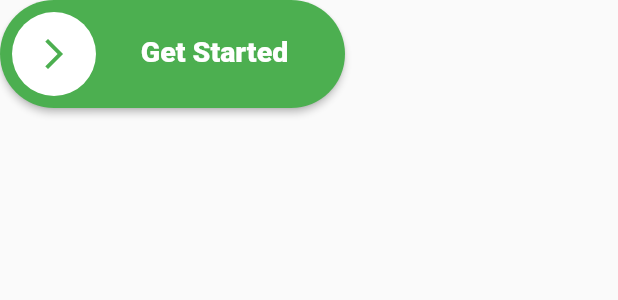
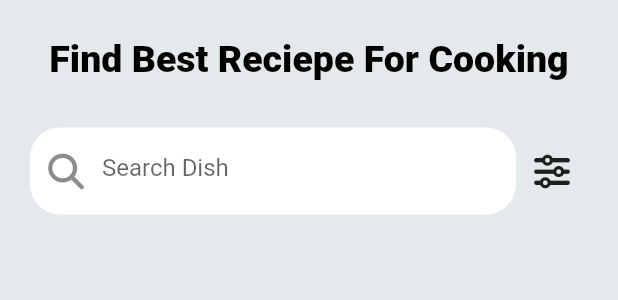
Before and after one commit to milkyascodes/sushi_UI, a Flutter app: what buildFAB() shows on an empty page, opened directly, after a tap on "Get Started", on a phone screen of 412 x 824 dp. Shown: the top 300 px of the screen. Run offline on Flutter 3.47's test engine with Material 2 defaults, Android fonts, the phone set to English and light mode, and no system bars; our stand-ins replace font_awesome_flutter.

Commit message:
HomeScreen: added search bar and modified widgets

```diff
--- a/lib/main.dart
+++ b/lib/main.dart
@@ -71,13 +71,14 @@ class LandingPage extends StatelessWidget {
                           EdgeInsets.symmetric(horizontal: 60, vertical: 30),
                       child: Column(
                         children: [
-                          buildTitle('Baking Experience Like a Chef', 28, 1.4),
+                          buildTitle('Baking Experience Like a Chef', 28, 1.4,
+                              Colors.white, true),
                           SizedBox(height: 20),
                           buildDescription(
                               'Let\'s make a delious dish with the best reciepe for the family',
                               17),
                           SizedBox(height: 40),
-                          buildFAB(),
+                          buildFAB(context),
                           SizedBox(height: 20),
                         ],
                       ),
--- /dev/null
+++ b/lib/screens/home_screen.dart
@@ -0,0 +1,39 @@
+// ignore_for_file: prefer_const_literals_to_create_immutables, prefer_const_constructors
+
+import 'package:flutter/material.dart';
+import 'package:sushi_ui/widget/widgets.dart';
+
+class HomeScreen extends StatefulWidget {
+  const HomeScreen({Key? key}) : super(key: key);
+
+  @override
+  State<HomeScreen> createState() => _HomeScreenState();
+}
+
+class _HomeScreenState extends State<HomeScreen> {
+  @override
+  Widget build(BuildContext context) {
+    return SafeArea(
+      child: Scaffold(
+        backgroundColor: Colors.transparent,
+        body: Container(
+          padding: EdgeInsets.all(20),
+          width: double.infinity,
+          color: Color.fromARGB(255, 228, 233, 235),
+          child: Column(
+            children: [
+              SizedBox(
+                child: buildTitle('Find Best Reciepe For Cooking', 25, 1.4,
+                    Colors.black, false),
+              ),
+              SizedBox(
+                height: 30,
+              ),
+              buildSearch(),
+            ],
+          ),
+        ),
+      ),
+    );
+  }
+}
--- a/lib/widget/widgets.dart
+++ b/lib/widget/widgets.dart
@@ -1,15 +1,20 @@
 // ignore_for_file: unnecessary_new, prefer_const_constructors, prefer_const_literals_to_create_immutables
 
 import 'package:flutter/material.dart';
+import 'package:font_awesome_flutter/font_awesome_flutter.dart';
+import 'package:sushi_ui/screens/home_screen.dart';
 
-Widget buildTitle(String title, double size, double height) {
-  return Text(title,
-      textAlign: TextAlign.center,
-      style: TextStyle(
-          fontSize: size,
-          fontWeight: FontWeight.w800,
-          height: height,
-          color: Colors.white));
+Widget buildTitle(
+    String title, double size, double height, Color color, bool center) {
+  return Text(
+    title,
+    textAlign: center ? TextAlign.center : TextAlign.left,
+    style: TextStyle(
+        fontSize: size,
+        fontWeight: FontWeight.w800,
+        height: height,
+        color: color),
+  );
 }
 
 Widget buildDescription(String description, double size) {
@@ -21,9 +26,14 @@ Widget buildDescription(String description, double size) {
   );
 }
 
-Widget buildFAB() {
+Widget buildFAB(context) {
   return ElevatedButton(
-      onPressed: () {},
+      onPressed: () {
+        Navigator.push(
+          context,
+          MaterialPageRoute(builder: (context) => HomeScreen()),
+        );
+      },
       style: ElevatedButton.styleFrom(
         fixedSize: Size(230, double.infinity),
         primary: Colors.green,
@@ -42,7 +52,29 @@ Widget buildFAB() {
             backgroundColor: Colors.white,
             radius: 28,
           ),
-          Expanded(child: buildTitle('Get Started', 19, 1))
+          Expanded(child: buildTitle('Get Started', 19, 1, Colors.white, true))
         ],
       ));
 }
+
+Widget buildSearch() {
+  return Row(
+    children: [
+      Expanded(
+        child: Container(
+          padding: EdgeInsets.symmetric(vertical: 5),
+          decoration: BoxDecoration(
+              borderRadius: BorderRadius.circular(20), color: Colors.white),
+          child: TextField(
+            decoration: InputDecoration(
+              border: InputBorder.none,
+              prefixIcon: Icon(FontAwesomeIcons.magnifyingGlass),
+              hintText: 'Search Dish',
+            ),
+          ),
+        ),
+      ),
+      IconButton(onPressed: () {}, icon: Icon(FontAwesomeIcons.sliders))
+    ],
+  );
+}
```
